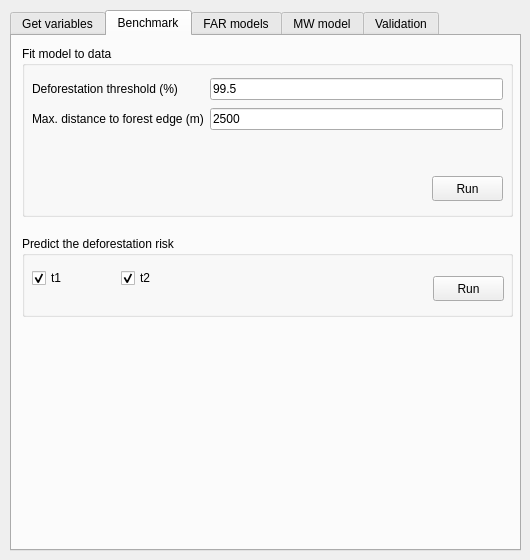
This is deforisk_plugin_dialog_base.ui in ghislainv/deforisk-qgis-plugin as Qt 5 draws it before an edit. The edited form follows.
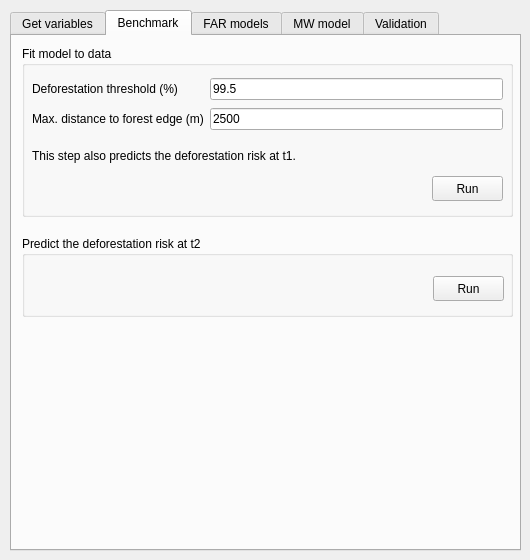
This is the edited form. The open tabs and pages were chosen to show the change.

What changed in the file:
```diff
--- a/deforisk_plugin_dialog_base.ui
+++ b/deforisk_plugin_dialog_base.ui
@@ -293,7 +293,7 @@
        <string>Run</string>
       </property>
      </widget>
-     <widget class="QWidget" name="">
+     <widget class="QWidget" name="layoutWidget">
       <property name="geometry">
        <rect>
         <x>10</x>
@@ -339,6 +339,25 @@
        </item>
       </layout>
      </widget>
+     <widget class="QLabel" name="label_doc_2">
+      <property name="geometry">
+       <rect>
+        <x>10</x>
+        <y>100</y>
+        <width>331</width>
+        <height>21</height>
+       </rect>
+      </property>
+      <property name="text">
+       <string>&lt;html&gt;&lt;head/&gt;&lt;body&gt;&lt;p&gt;This step also predicts the deforestation risk at t1.&lt;/p&gt;&lt;/body&gt;&lt;/html&gt;</string>
+      </property>
+      <property name="wordWrap">
+       <bool>true</bool>
+      </property>
+      <property name="openExternalLinks">
+       <bool>true</bool>
+      </property>
+     </widget>
     </widget>
     <widget class="QGroupBox" name="groupBox_bm_predict">
      <property name="geometry">
@@ -350,7 +369,7 @@
       </rect>
      </property>
      <property name="title">
-      <string>Predict the deforestation risk</string>
+      <string>Predict the deforestation risk at t2</string>
      </property>
      <widget class="QPushButton" name="run_bm_predict">
       <property name="geometry">
@@ -365,44 +384,6 @@
        <string>Run</string>
       </property>
      </widget>
-     <widget class="QWidget" name="layoutWidget_3">
-      <property name="geometry">
-       <rect>
-        <x>10</x>
-        <y>30</y>
-        <width>171</width>
-        <height>25</height>
-       </rect>
-      </property>
-      <layout class="QGridLayout" name="gridLayout_11">
-       <item row="0" column="0">
-        <widget class="QCheckBox" name="pred_bm_t1">
-         <property name="text">
-          <string>t1</string>
-         </property>
-         <property name="checked">
-          <bool>true</bool>
-         </property>
-         <property name="tristate">
-          <bool>false</bool>
-         </property>
-        </widget>
-       </item>
-       <item row="0" column="1">
-        <widget class="QCheckBox" name="pred_bm_t2">
-         <property name="text">
-          <string>t2</string>
-         </property>
-         <property name="checked">
-          <bool>true</bool>
-         </property>
-         <property name="tristate">
-          <bool>false</bool>
-         </property>
-        </widget>
-       </item>
-      </layout>
-     </widget>
     </widget>
    </widget>
    <widget class="QWidget" name="tab_far_models">
```
Left out of the diff: 6 changed lines with no effect on the pictures.
